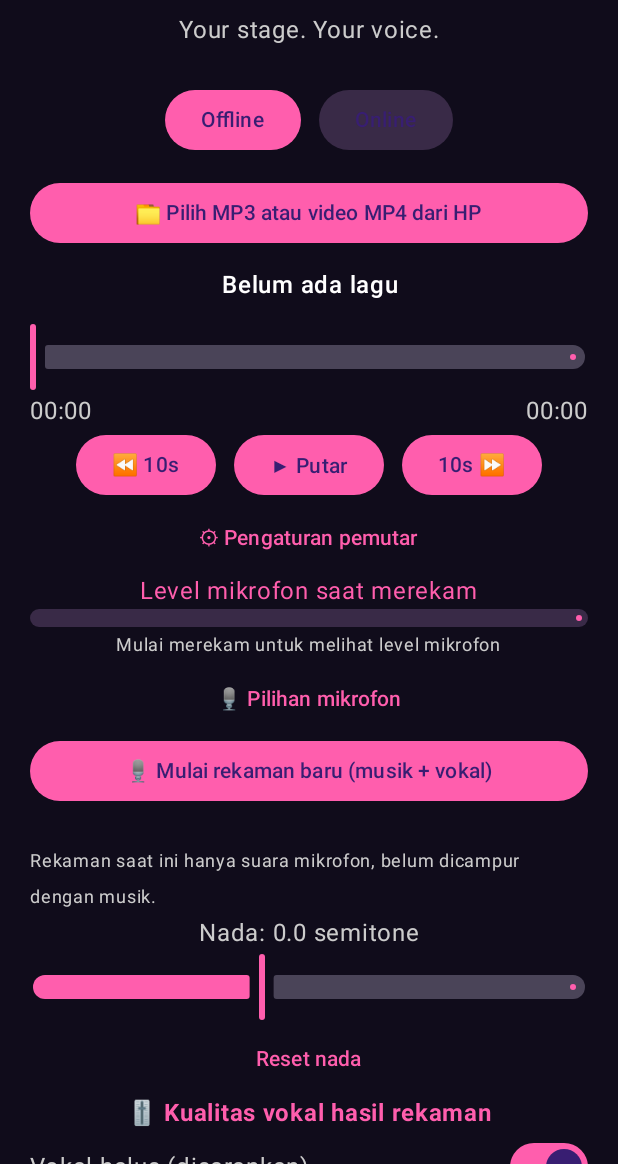
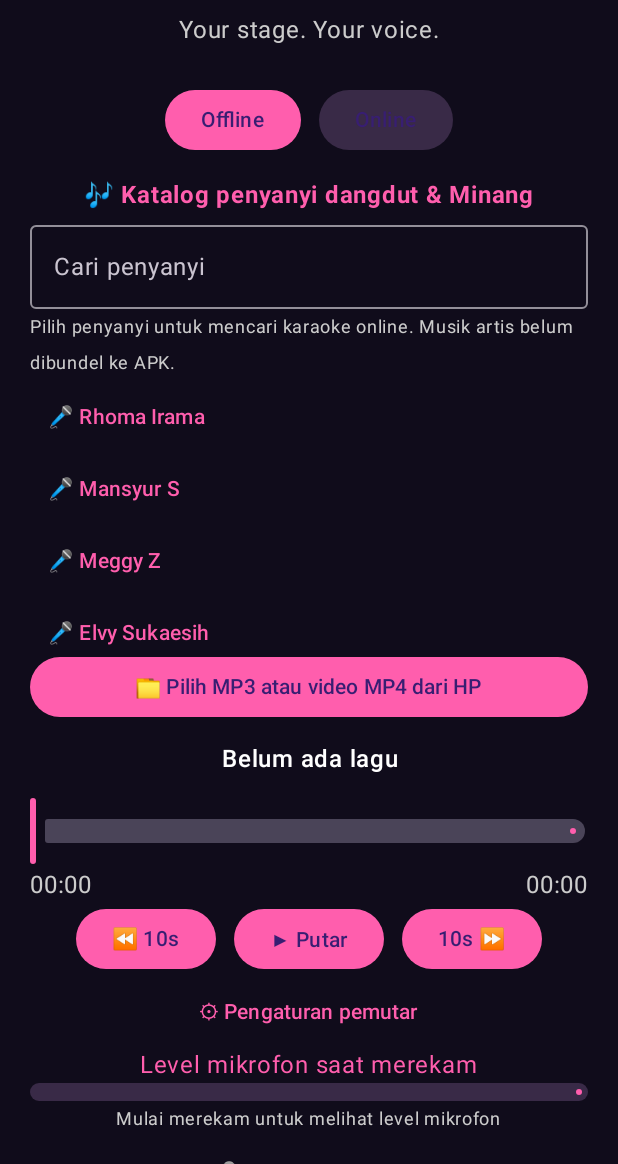
Before and after one commit to stdcrypto-boop/IING-STD-Karaoke, an Android app built with Jetpack Compose: the screen it shows after launch (MainActivity), on a phone screen of 412 x 824 dp, the part 72-1236 px from its top. Run offline under Robolectric (Android 15) with nearby library versions, the phone set to English and light mode, and no system bars.

Commit message:
Add searchable dangdut and Minang artist catalog without altering offline playback

```diff
--- a/app/src/main/java/com/iingstd/karaoke/MainActivity.kt
+++ b/app/src/main/java/com/iingstd/karaoke/MainActivity.kt
@@ -298,6 +298,35 @@ class MainActivity : ComponentActivity() {
                         }
                     }
                     Spacer(Modifier.height(14.dp))
+                    Text("🎶 Katalog penyanyi dangdut & Minang", color = Pink, fontWeight = FontWeight.Bold)
+                    var artistSearch by remember { mutableStateOf("") }
+                    OutlinedTextField(
+                        value = artistSearch, onValueChange = { artistSearch = it },
+                        label = { Text("Cari penyanyi") }, singleLine = true,
+                        modifier = Modifier.fillMaxWidth()
+                    )
+                    val dangdutArtists = listOf(
+                        "Rhoma Irama", "Mansyur S", "Meggy Z", "Elvy Sukaesih",
+                        "Rita Sugiarto", "M. Arifin", "Ipank", "Ikke Nurjanah",
+                        "Caca Handika", "Hamdan ATT", "Muchsin Alatas",
+                        "Inul Daratista", "Evie Tamala", "Iis Dahlia",
+                        "Nassar", "Ayu Ting Ting", "Via Vallen", "Nella Kharisma",
+                        "Didi Kempot", "Jhonny Iskandar", "Ona Sutra",
+                        "Zacky Zimah", "Siti Badriah", "Lesti Kejora"
+                    )
+                    val matchedArtists = dangdutArtists.filter {
+                        it.contains(artistSearch.trim(), ignoreCase = true)
+                    }
+                    Text("Pilih penyanyi untuk mencari karaoke online. Musik artis belum dibundel ke APK.",
+                        color = Color.LightGray, fontSize = 12.sp)
+                    Column(Modifier.fillMaxWidth().heightIn(max = 180.dp).verticalScroll(rememberScrollState())) {
+                        matchedArtists.forEach { artist ->
+                            TextButton(onClick = {
+                                onlineSearch = artist
+                                mode = "Online"
+                            }) { Text("🎤 " + artist) }
+                        }
+                    }
                     if (mode == "Offline") {
                         Button(onClick = { audioPicker.launch(arrayOf("audio/*", "video/mp4", "video/*")) }, modifier = Modifier.fillMaxWidth()) {
                             Text("📁 Pilih MP3 atau video MP4 dari HP")
```
